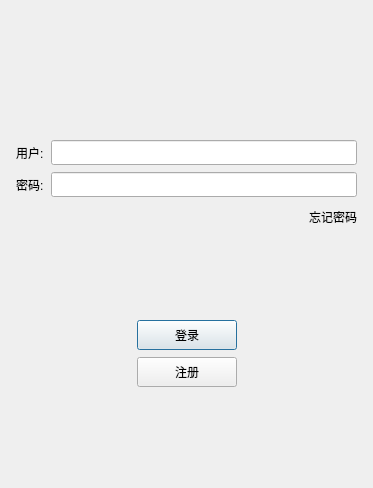
Old version of the form logindialog.ui in the repository long-xinghua/myChat.
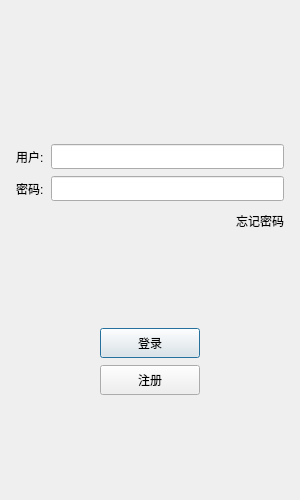
New version of the form. Icons and pictures are not drawn.

```diff
--- a/logindialog.ui
+++ b/logindialog.ui
@@ -6,10 +6,22 @@
    <rect>
     <x>0</x>
     <y>0</y>
-    <width>373</width>
-    <height>488</height>
+    <width>300</width>
+    <height>500</height>
    </rect>
   </property>
+  <property name="minimumSize">
+   <size>
+    <width>300</width>
+    <height>500</height>
+   </size>
+  </property>
+  <property name="maximumSize">
+   <size>
+    <width>300</width>
+    <height>500</height>
+   </size>
+  </property>
   <property name="windowTitle">
    <string>Dialog</string>
   </property>
```
Left out of the diff: 6 changed lines with no effect on the pictures.
